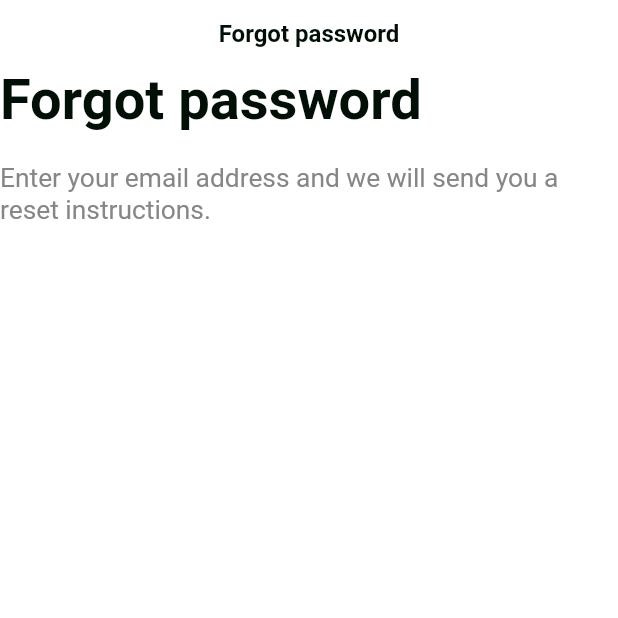
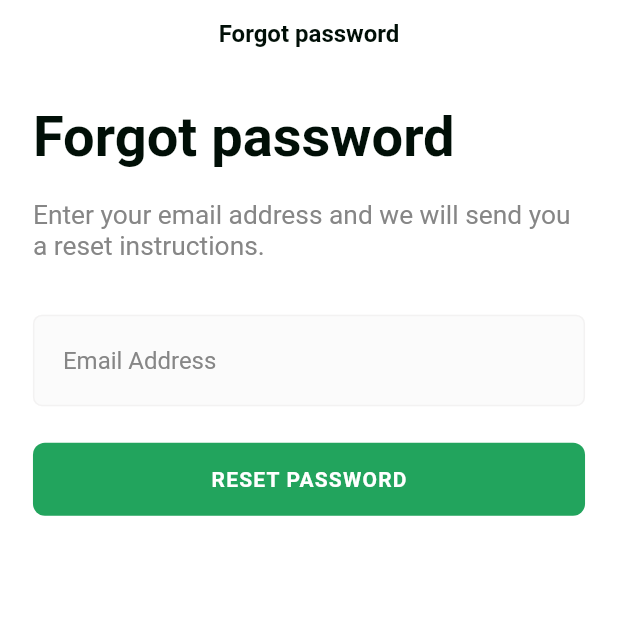
Before and after one commit to its-faatimas/Food-Delivery-1, a Flutter app: the screen it shows after launch, after a tap on "GET STARTED", on a phone screen of 412 x 824 dp, the top half of it. Run offline on Flutter 3.47's test engine with Material 2 defaults, Android fonts, the phone set to English and light mode, and no system bars; our stand-ins replace bloc, easy_localization, flutter_bloc, flutter_svg; Roboto replaces fonts that are missing (SF-Pro); project files that could hold a hidden picture were left out.

Commit message:
ForgotPasswordPage is ready

```diff
--- a/lib/screens/auth/forgot_password_page.dart
+++ b/lib/screens/auth/forgot_password_page.dart
@@ -2,19 +2,35 @@ import 'package:flutter/material.dart';
 import 'package:foodly/core/components/exporting_packages.dart';
 
 class ForgotPasswordPage extends StatelessWidget {
-  const ForgotPasswordPage({Key? key}) : super(key: key);
+  ForgotPasswordPage({Key? key}) : super(key: key);
+  final TextEditingController _emailController = TextEditingController();
 
   @override
   Widget build(BuildContext context) {
     return Scaffold(
       appBar: SimpleAppBar(title: LocaleKeys.forgotPassword.tr()),
-      body: Column(
+      body: Padding(
+        padding: MyEdgeInsets.symmetric(h: 20.0, v: 24.0),
+        child: Column(
           children: [
             AuthHeader(
               title: LocaleKeys.forgotPassword,
               subtitle: LocaleKeys.enterEmailToReset,
+            ),
+            MyTextFormField(
+              controller: _emailController,
+              hint: LocaleKeys.emailAddress.tr(),
+              inputType: TextInputType.emailAddress,
+              inputAction: TextInputAction.done,
+              validator: FormValidator.email,
+            ),
+            MySizedBox(height: 24.0),
+            PrimaryButton(
+              onPressed: () {},
+              label: LocaleKeys.resetPassword.tr(),
             )
           ],
+        ),
       ),
     );
   }
--- a/lib/screens/on_boarding/on_boarding_page.dart
+++ b/lib/screens/on_boarding/on_boarding_page.dart
@@ -101,6 +101,6 @@ class _OnBoardingPageState extends State<OnBoardingPage>
   }
 
   void _onButtonPressed() {
-    navigatorPushReplacement(const ForgotPasswordPage());
+    navigatorPushReplacement(ForgotPasswordPage());
   }
 }
--- a/lib/widgets/buttons/primary_button.dart
+++ b/lib/widgets/buttons/primary_button.dart
@@ -15,7 +15,7 @@ class PrimaryButton extends StatelessWidget {
   Widget build(BuildContext context) {
     return ElevatedButton(
       onPressed: onPressed,
-      child: Text(label),
+      child: Text(label.toUpperCase()),
       style: ElevatedButton.styleFrom(
         fixedSize: Size(MediaQuery.of(context).size.width, getHeight(48.0))
       ),
```
Lines whose indentation alone changed are shown as unchanged.
